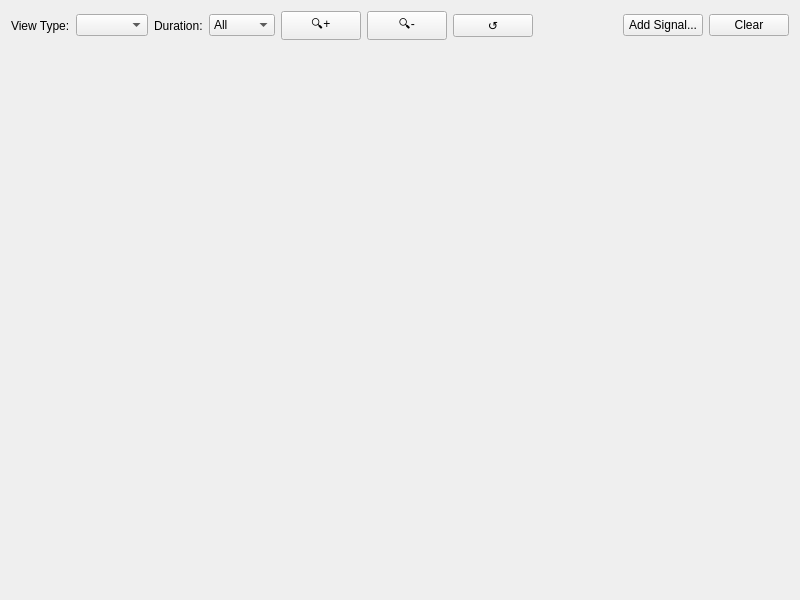
First picture: the form in src/window/GraphWindow/GraphWindow.ui, repository OpenAutoDiagLabs/CANgaroo, before the edit.
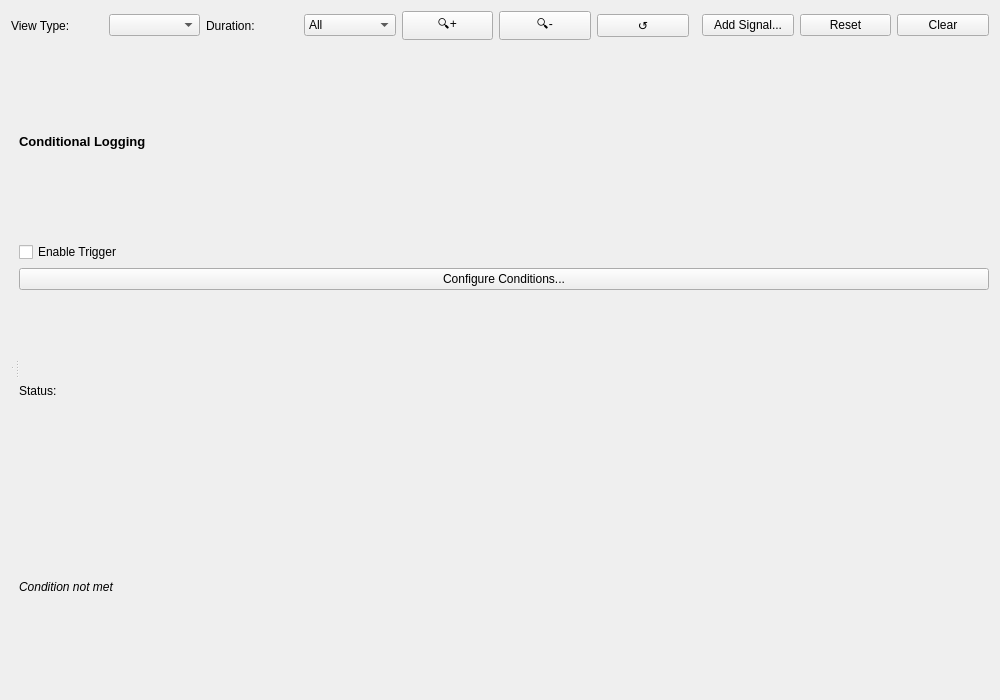
Second picture: the form after the edit.

Commit message: Feature implementation and issue fixes: 1. Added Conditional logging feature 2. Fixed the CAN bus load % view issue

Patch:
```diff
--- a/src/window/GraphWindow/GraphWindow.ui
+++ b/src/window/GraphWindow/GraphWindow.ui
@@ -6,8 +6,8 @@
    <rect>
     <x>0</x>
     <y>0</y>
-    <width>800</width>
-    <height>600</height>
+    <width>1000</width>
+    <height>700</height>
    </rect>
   </property>
   <property name="windowTitle">
@@ -102,12 +102,6 @@
         <property name="orientation">
          <enum>Qt::Horizontal</enum>
         </property>
-        <property name="sizeHint" stdset="0">
-         <size>
-          <width>40</width>
-          <height>20</height>
-         </size>
-        </property>
        </spacer>
       </item>
       <item>
@@ -117,6 +111,13 @@
         </property>
        </widget>
       </item>
+     <item>
+      <widget class="QPushButton" name="btnFullReset">
+       <property name="text">
+        <string>Reset</string>
+       </property>
+      </widget>
+     </item>
       <item>
        <widget class="QPushButton" name="clearButton">
         <property name="text">
@@ -127,10 +128,88 @@
      </layout>
    </item>
    <item>
+    <widget class="QSplitter" name="mainSplitter">
+     <property name="orientation">
+      <enum>Qt::Horizontal</enum>
+     </property>
+     <widget class="QSplitter" name="graphSplitter">
+      <property name="orientation">
+       <enum>Qt::Vertical</enum>
+      </property>
     <widget class="QStackedWidget" name="stackedWidget">
      <property name="currentIndex">
       <number>-1</number>
      </property>
+      </widget>
+      <widget class="QStackedWidget" name="conditionalStackedWidget">
+       <property name="currentIndex">
+        <number>-1</number>
+       </property>
+      </widget>
+     </widget>
+     <widget class="QWidget" name="configPanel" native="true">
+      <property name="minimumSize">
+       <size>
+        <width>180</width>
+        <height>0</height>
+       </size>
+      </property>
+      <layout class="QVBoxLayout" name="configLayout">
+       <item>
+        <widget class="QLabel" name="configLabel">
+         <property name="font">
+          <font>
+           <pointsize>10</pointsize>
+           <bold>true</bold>
+          </font>
+         </property>
+         <property name="text">
+          <string>Conditional Logging</string>
+         </property>
+        </widget>
+       </item>
+       <item>
+        <widget class="QCheckBox" name="enableCondLogging">
+         <property name="text">
+          <string>Enable Trigger</string>
+         </property>
+        </widget>
+       </item>
+       <item>
+        <widget class="QPushButton" name="configureButton">
+         <property name="text">
+          <string>Configure Conditions...</string>
+         </property>
+        </widget>
+       </item>
+       <item>
+        <widget class="QLabel" name="label_3">
+         <property name="text">
+          <string>Status:</string>
+         </property>
+        </widget>
+       </item>
+       <item>
+        <widget class="QLabel" name="triggerStatusLabel">
+         <property name="font">
+          <font>
+           <italic>true</italic>
+          </font>
+         </property>
+         <property name="text">
+          <string>Condition not met</string>
+         </property>
+        </widget>
+       </item>
+       <item>
+        <spacer name="verticalSpacer">
+         <property name="orientation">
+          <enum>Qt::Vertical</enum>
+         </property>
+        </spacer>
+       </item>
+      </layout>
+     </widget>
     </widget>
    </item>
   </layout>
```
Left out of the diff: 9 changed lines with no effect on the pictures. Lines whose indentation alone changed are shown as unchanged. The commit also changes 34 other files.
